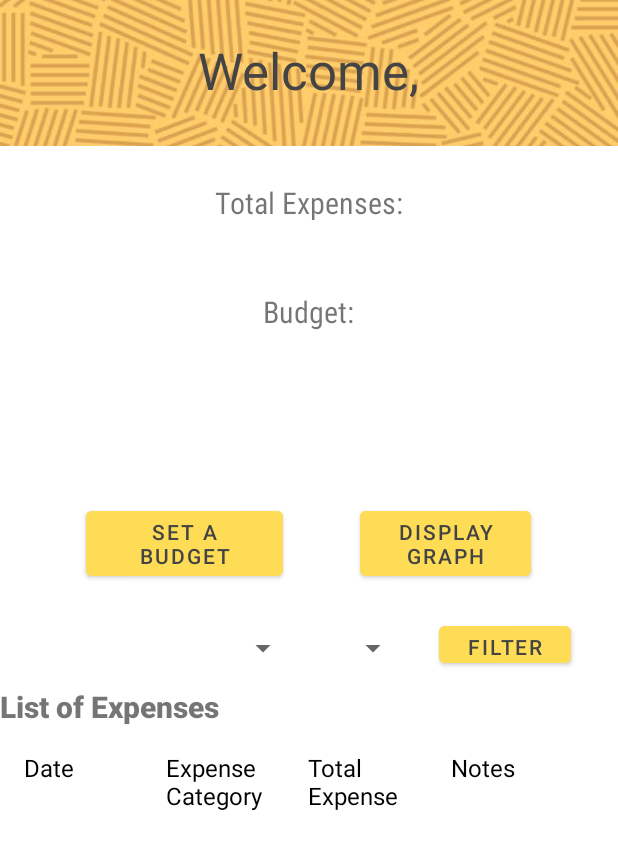
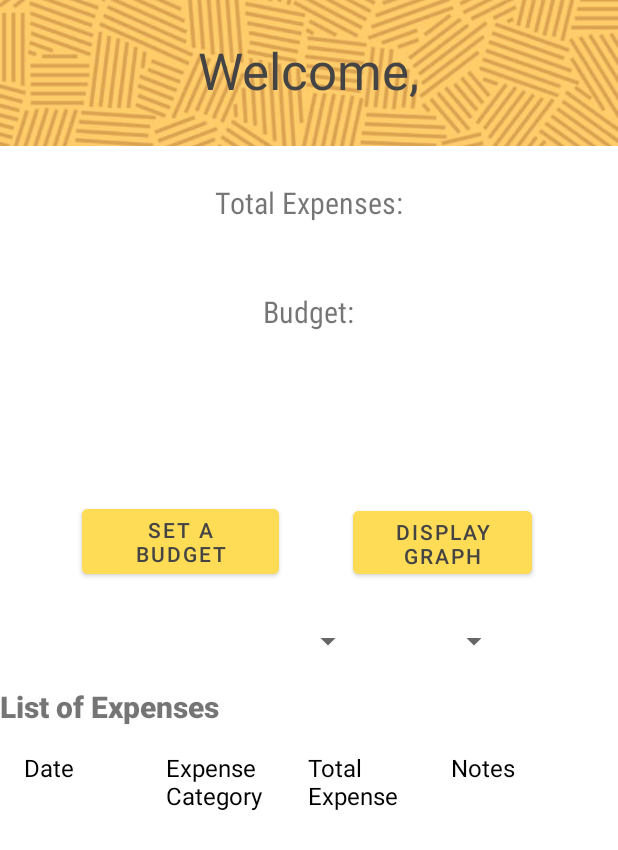
Before and after one commit to aldrin730/xpensinator, an Android app: the layout activity_dashboard.xml on its own in the app's theme, with its tools: preview values and no code run, on a phone screen of 412 x 824 dp. Shown: the top 850 px of the screen. Run offline under Robolectric (Android 15) with nearby library versions, the phone set to English and light mode, and no system bars.

```diff
--- a/app/src/main/res/layout/activity_dashboard.xml
+++ b/app/src/main/res/layout/activity_dashboard.xml
@@ -88,21 +88,22 @@
             <TextView
                 android:id="@+id/txtBudgetMsg"
                 android:layout_width="wrap_content"
-                android:layout_height="wrap_content"
+                android:layout_height="32dp"
                 android:layout_below="@id/txtBudget"
                 android:layout_centerHorizontal="true"
-                android:layout_marginTop="3dp"
+                android:layout_marginTop="9dp"
                 android:fontFamily="sans-serif-condensed"
                 android:textColor="@color/red"
                 android:textSize="16sp" />
 
             <RelativeLayout
                 android:id="@+id/relLayout1"
-                android:layout_width="347dp"
-                android:layout_height="71dp"
+                android:layout_width="351dp"
+                android:layout_height="63dp"
                 android:layout_below="@id/txtBudgetMsg"
-                android:layout_centerHorizontal="true"
-                android:layout_marginTop="26dp">
+                android:layout_alignParentEnd="true"
+                android:layout_marginTop="16dp"
+                android:layout_marginEnd="29dp">
 
                 <Button
                     android:id="@+id/btnBudget"
@@ -110,8 +111,8 @@
                     android:layout_height="wrap_content"
                     android:layout_alignParentStart="true"
                     android:layout_alignParentTop="true"
-                    android:layout_marginStart="25dp"
-                    android:layout_marginTop="15dp"
+                    android:layout_marginStart="23dp"
+                    android:layout_marginTop="8dp"
                     android:backgroundTint="@color/mustard"
                     android:text="@string/lblSetBudget" />
 
@@ -121,9 +122,9 @@
                     android:layout_height="wrap_content"
                     android:layout_alignParentTop="true"
                     android:layout_alignParentEnd="true"
-                    android:layout_marginStart="51dp"
-                    android:layout_marginTop="15dp"
-                    android:layout_marginEnd="25dp"
+                    android:layout_marginStart="49dp"
+                    android:layout_marginTop="9dp"
+                    android:layout_marginEnd="28dp"
                     android:layout_toEndOf="@id/btnBudget"
                     android:backgroundTint="@color/mustard"
                     android:text="@string/btnGraph" />
@@ -142,8 +143,8 @@
                     android:layout_width="wrap_content"
                     android:layout_height="wrap_content"
                     android:layout_alignParentTop="true"
-                    android:layout_marginTop="30dp"
-                    android:layout_marginEnd="25dp"
+                    android:layout_marginTop="25dp"
+                    android:layout_marginEnd="49dp"
                     android:layout_marginBottom="16dp"
                     android:layout_toStartOf="@+id/monthSpinner" />
 
@@ -152,25 +153,12 @@
                     android:layout_width="wrap_content"
                     android:layout_height="wrap_content"
                     android:layout_alignParentTop="true"
+                    android:layout_alignParentEnd="true"
                     android:layout_gravity="center_horizontal"
-                    android:layout_marginTop="30dp"
-                    android:layout_marginEnd="20dp"
-                    android:layout_marginBottom="16dp"
-                    android:layout_toStartOf="@+id/btnFilter2" />
+                    android:layout_marginTop="25dp"
+                    android:layout_marginEnd="72dp"
+                    android:layout_marginBottom="16dp" />
 
-                <Button
-                    android:id="@+id/btnFilter2"
-                    android:layout_width="wrap_content"
-                    android:layout_height="wrap_content"
-                    android:layout_alignParentTop="true"
-                    android:layout_alignParentEnd="true"
-                    android:layout_alignParentBottom="true"
-                    android:layout_gravity="center_horizontal"
-                    android:layout_marginTop="19dp"
-                    android:layout_marginEnd="31dp"
-                    android:layout_marginBottom="9dp"
-                    android:backgroundTint="@color/mustard"
-                    android:text="@string/btnFilter" />
             </RelativeLayout>
         </RelativeLayout>
 
```
Also changed, not shown: app/src/main/java/com/example/xpensinator/DashboardActivity.java (+32 -9 lines), app/src/main/java/com/example/xpensinator/ReportsActivity.java (+23 -0 lines), app/src/main/res/layout/activity_reports.xml (+11 -2 lines).
